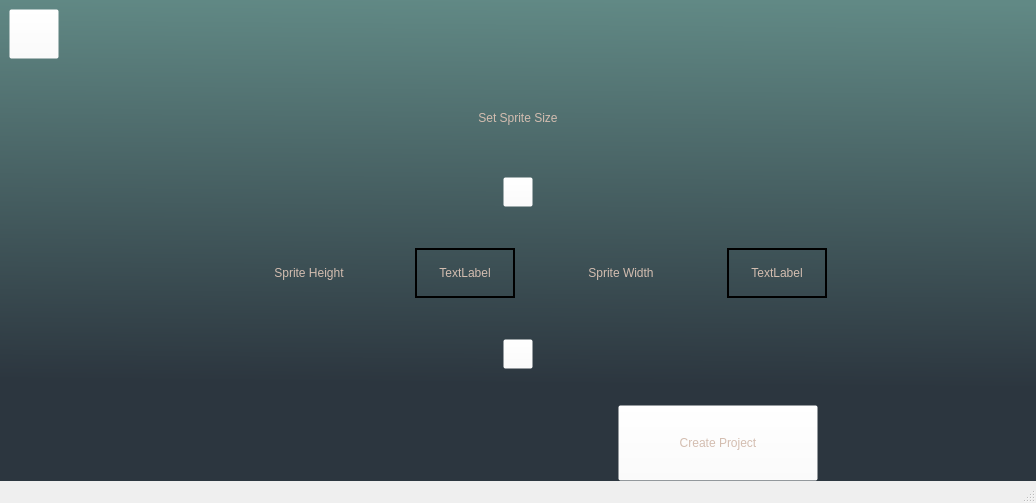
First picture: the form in setpixelsizewindow.ui, repository University-of-Utah-CS3505/a8-sprite-editor-f23-MAUIFanClub, before the edit.
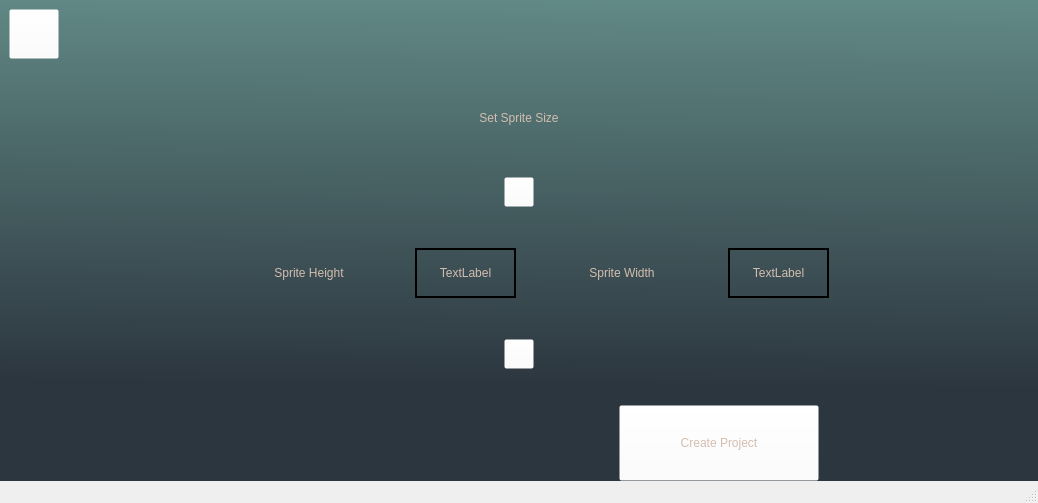
Second picture: the form after the edit. Icons and pictures are not drawn.

Commit message:
Updated Ui Window Title Names.
Changed each Ui to have the correct title name instead of just MainWindow.

The edit to the form file:
```diff
--- a/setpixelsizewindow.ui
+++ b/setpixelsizewindow.ui
@@ -6,7 +6,7 @@
    <rect>
     <x>0</x>
     <y>0</y>
-    <width>800</width>
+    <width>1038</width>
     <height>503</height>
    </rect>
   </property>
```
Left out of the diff: 6 changed lines with no effect on the pictures. The commit also changes 2 other files.
